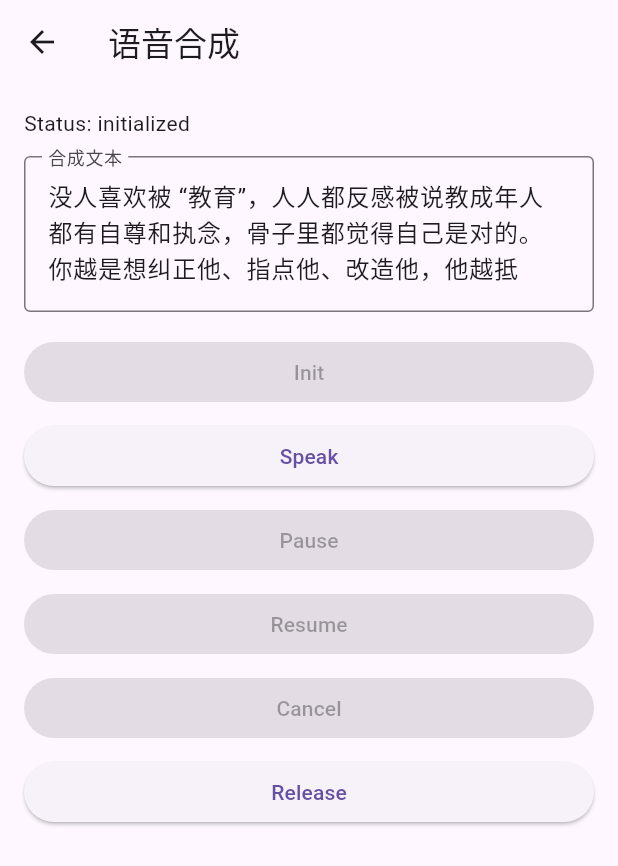
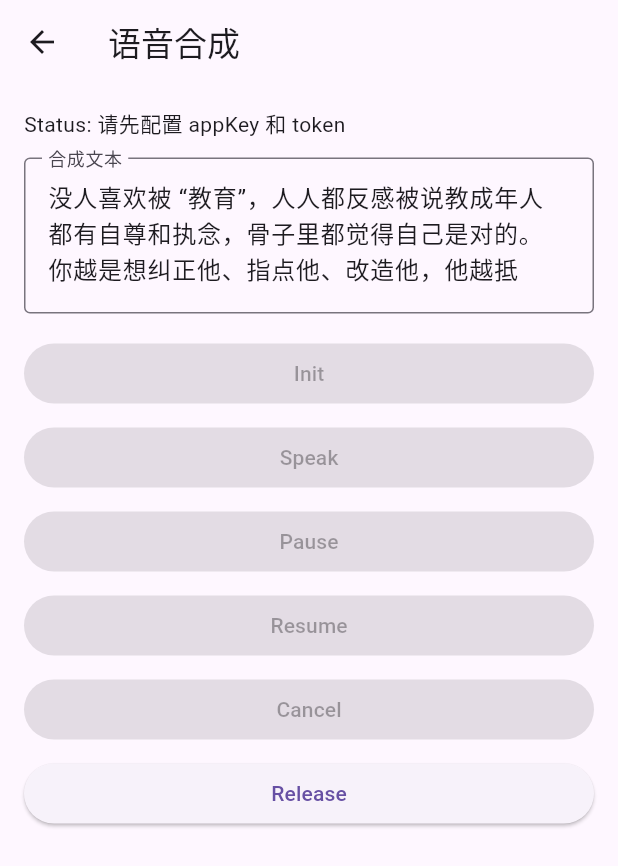
Before and after one commit to playwind/aliyun_voice_flutter, a Flutter app: the _TtsPage screen opened directly, after a tap on "Init", on a phone screen of 412 x 824 dp. Shown: the top 866 px of the screen. Run offline on Flutter 3.47's test engine with Material 3 defaults, Android fonts, the phone set to English and light mode, and no system bars; our stand-ins replace permission_handler.

Commit message:
docs: prepare package for pub.dev publishing
Add LICENSE (BSD-3-Clause), CHANGELOG.md, and rewrite README.md with
full API documentation and platform setup guides. Update pubspec.yaml
with repository, issue_tracker, topics, and license fields. Remove
hardcoded credentials from example app.

````diff
--- a/example/lib/main.dart
+++ b/example/lib/main.dart
@@ -5,9 +5,10 @@ import 'package:flutter/material.dart';
 import 'package:flutter/services.dart';
 import 'package:permission_handler/permission_handler.dart';
 
-// 替换为你的 AppKey 和 Token
-const _appKey = '9KeF4Rz34l0Fej79';
-const _token = '9fba9d45850d4478b49299f48deb5fc6';
+// TODO: Replace with your Aliyun appKey and token
+// Obtain from https://nls-portal.console.aliyun.com/
+const _appKey = '';
+const _token = '';
 
 void main() => runApp(const _App());
 
--- a/lib/aliyun_voice.dart
+++ b/lib/aliyun_voice.dart
@@ -1,10 +1,16 @@
-// Aliyun Voice SDK Flutter Plugin
-//
-// 提供阿里云智能语音 NUI SDK 的 Flutter 封装，支持：
-// - 语音识别（ASR）：AliyunAsrService
-// - 语音合成（TTS）：AliyunTtsService
-//
-// 使用前需初始化对应服务，传入 appKey 和 token。
+/// Flutter plugin for Aliyun NUI SDK — speech recognition and text-to-speech.
+///
+/// Supports Android, iOS, and HarmonyOS (OHOS).
+///
+/// ```dart
+/// import 'package:aliyun_voice/aliyun_voice.dart';
+///
+/// final asr = AliyunAsrService();
+/// await asr.initialize(appKey: '...', token: '...');
+/// asr.eventStream.listen((event) => print(event));
+/// await asr.startDialog(enableVad: true);
+/// ```
+library;
 
 export 'src/aliyun_asr_service.dart';
 export 'src/aliyun_tts_service.dart';
````
Also changed, not shown: pubspec.yaml (+10 -2 lines), 3 other files.
